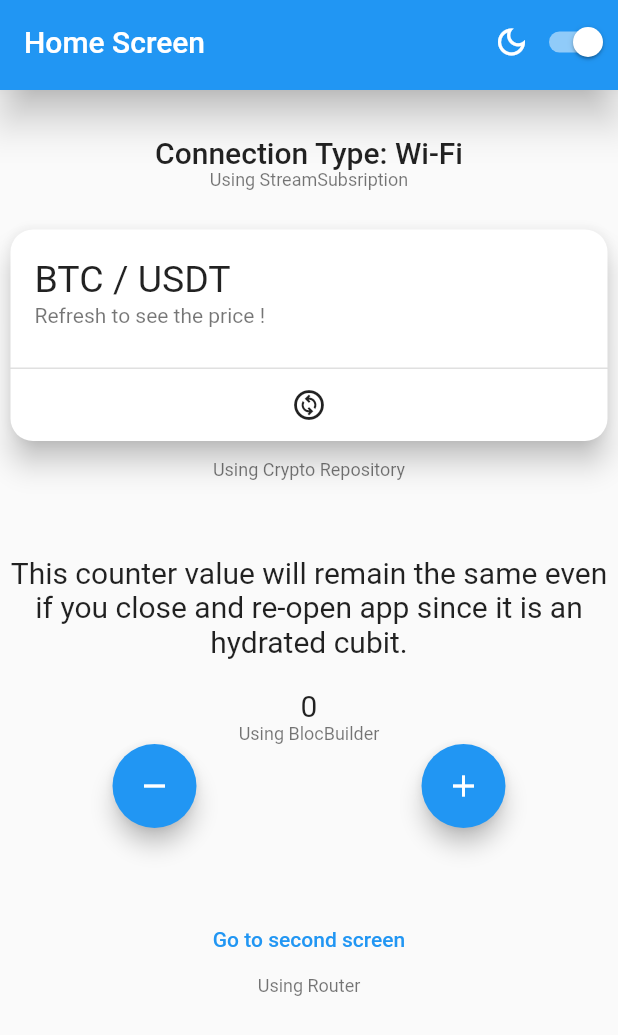
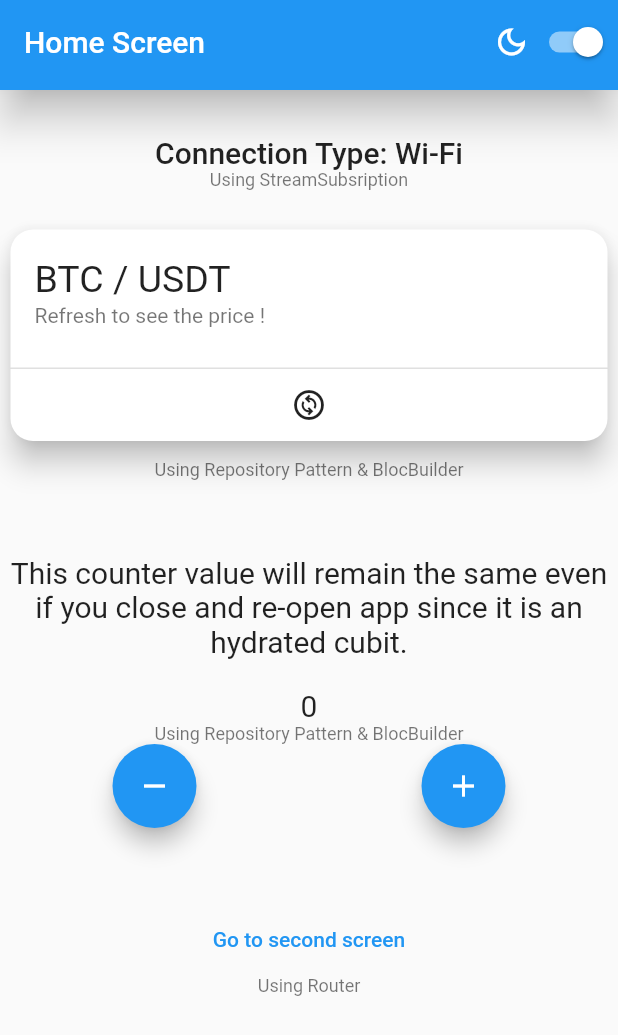
Before and after one commit to baranacikgoz/BloC_repository_pattern_template, a Flutter app: the screen it shows after launch, on a phone screen of 412 x 824 dp. Shown: the top 1035 px of the screen. Run offline on Flutter 3.47's test engine with Material 2 defaults, Android fonts, the phone set to English and light mode, and no system bars; our stand-ins replace bloc, connectivity_plus, equatable, flutter_bloc, hydrated_bloc.

Commit message:
added some more info

```diff
--- a/lib/ui/screens/home_screen/home_screen.dart
+++ b/lib/ui/screens/home_screen/home_screen.dart
@@ -128,7 +128,7 @@ Widget _buildBody(BuildContext context) {
         ),
       ),
       Text(
-        "Using Crypto Repository",
+        "Using Repository Pattern & BlocBuilder",
         style: Theme.of(context).textTheme.bodySmall,
         textAlign: TextAlign.center,
       ),
@@ -153,7 +153,7 @@ Widget _buildBody(BuildContext context) {
         },
       ),
       Text(
-        "Using BlocBuilder",
+        "Using Repository Pattern & BlocBuilder",
         style: Theme.of(context).textTheme.bodySmall,
         textAlign: TextAlign.center,
       ),
```
